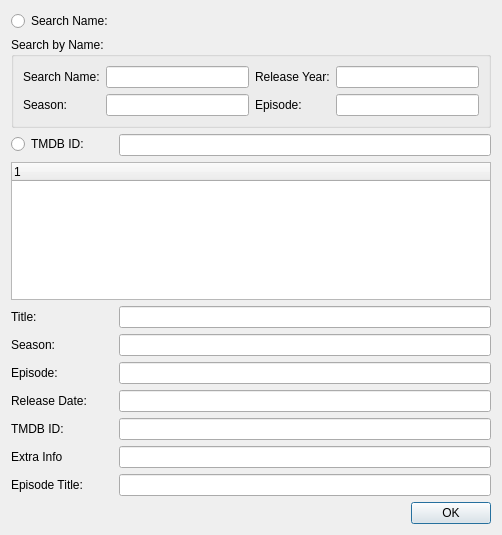
This is MainWindow/SelectTMDB.ui in towel42-com/MediaManager as Qt 5 draws it before an edit. The edited form follows.
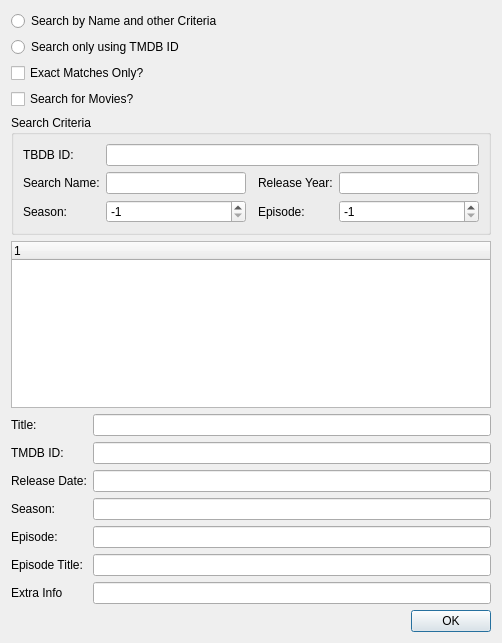
This is the edited form. Custom widgets are drawn as their Qt base class.

Commit message: Split out Searching TMDB into its own class

Patch:
```diff
--- a/MainWindow/SelectTMDB.ui
+++ b/MainWindow/SelectTMDB.ui
@@ -7,80 +7,143 @@
     <x>0</x>
     <y>0</y>
     <width>502</width>
-    <height>535</height>
+    <height>643</height>
    </rect>
   </property>
   <property name="windowTitle">
    <string>Select TMDB</string>
   </property>
-  <layout class="QFormLayout" name="formLayout">
-   <item row="0" column="0">
-    <widget class="QRadioButton" name="byName">
+  <layout class="QGridLayout" name="gridLayout_2">
+   <item row="13" column="1">
+    <widget class="QLineEdit" name="resultEpisodeTitle"/>
+   </item>
+   <item row="7" column="0">
+    <widget class="QLabel" name="label_3">
      <property name="text">
-      <string>Search Name:</string>
+      <string>TMDB ID:</string>
      </property>
     </widget>
    </item>
    <item row="1" column="0" colspan="2">
+    <widget class="QRadioButton" name="byTMDBID">
+     <property name="text">
+      <string>Search only using TMDB ID</string>
+     </property>
+    </widget>
+   </item>
+   <item row="8" column="0">
+    <widget class="QLabel" name="label">
+     <property name="text">
+      <string>Release Date:</string>
+     </property>
+    </widget>
+   </item>
+   <item row="11" column="1">
+    <widget class="QLineEdit" name="resultSeason"/>
+   </item>
+   <item row="12" column="1">
+    <widget class="QLineEdit" name="resultEpisode"/>
+   </item>
+   <item row="4" column="0" colspan="2">
     <widget class="QGroupBox" name="byNameGroupBox">
      <property name="title">
-      <string>Search by Name:</string>
+      <string>Search Criteria</string>
      </property>
      <layout class="QGridLayout" name="gridLayout">
-      <item row="0" column="1">
+      <item row="1" column="1">
        <widget class="CDelayLineEdit" name="searchName"/>
       </item>
-      <item row="0" column="0">
-       <widget class="QLabel" name="label_5">
-        <property name="text">
-         <string>Search Name:</string>
-        </property>
-       </widget>
+      <item row="1" column="4">
+       <widget class="CDelayLineEdit" name="searchReleaseYear"/>
       </item>
-      <item row="0" column="3">
-       <widget class="CDelayLineEdit" name="releaseYear"/>
-      </item>
-      <item row="0" column="2">
-       <widget class="QLabel" name="label_2">
-        <property name="text">
-         <string>Release Year:</string>
-        </property>
-       </widget>
-      </item>
-      <item row="1" column="0">
+      <item row="2" column="0">
        <widget class="QLabel" name="label_7">
         <property name="text">
          <string>Season:</string>
         </property>
        </widget>
       </item>
-      <item row="1" column="1">
-       <widget class="CDelayLineEdit" name="searchSeason"/>
+      <item row="1" column="3">
+       <widget class="QLabel" name="label_2">
+        <property name="text">
+         <string>Release Year:</string>
+        </property>
+       </widget>
       </item>
-      <item row="1" column="2">
+      <item row="0" column="0">
+       <widget class="QLabel" name="label_12">
+        <property name="text">
+         <string>TBDB ID:</string>
+        </property>
+       </widget>
+      </item>
+      <item row="2" column="3">
        <widget class="QLabel" name="label_8">
         <property name="text">
          <string>Episode:</string>
         </property>
        </widget>
       </item>
-      <item row="1" column="3">
-       <widget class="CDelayLineEdit" name="searchEpisode"/>
+      <item row="0" column="1" colspan="4">
+       <widget class="CDelayLineEdit" name="searchTMDBID"/>
+      </item>
+      <item row="1" column="0">
+       <widget class="QLabel" name="label_5">
+        <property name="text">
+         <string>Search Name:</string>
+        </property>
+       </widget>
+      </item>
+      <item row="2" column="1">
+       <widget class="CDelaySpinBox" name="searchSeason">
+        <property name="specialValueText">
+         <string>&lt;ignored&gt;</string>
+        </property>
+        <property name="minimum">
+         <number>-1</number>
+        </property>
+        <property name="maximum">
+         <number>1000</number>
+        </property>
+        <property name="value">
+         <number>-1</number>
+        </property>
+       </widget>
+      </item>
+      <item row="2" column="4">
+       <widget class="CDelaySpinBox" name="searchEpisode">
+        <property name="specialValueText">
+         <string>&lt;ignored&gt;</string>
+        </property>
+        <property name="minimum">
+         <number>-1</number>
+        </property>
+        <property name="maximum">
+         <number>1000</number>
+        </property>
+        <property name="value">
+         <number>-1</number>
+        </property>
+       </widget>
       </item>
      </layout>
     </widget>
    </item>
-   <item row="2" column="0">
-    <widget class="QRadioButton" name="byTMDBID">
+   <item row="11" column="0">
+    <widget class="QLabel" name="label_9">
      <property name="text">
-      <string>TMDB ID:</string>
+      <string>Season:</string>
      </property>
     </widget>
    </item>
-   <item row="2" column="1">
-    <widget class="CDelayLineEdit" name="tmdbid"/>
+   <item row="2" column="0" colspan="2">
+    <widget class="QCheckBox" name="exactMatchesOnly">
+     <property name="text">
+      <string>Exact Matches Only?</string>
+     </property>
+    </widget>
    </item>
-   <item row="3" column="0" colspan="2">
+   <item row="5" column="0" colspan="2">
     <widget class="QTreeWidget" name="results">
      <column>
       <property name="text">
@@ -89,77 +152,41 @@
      </column>
     </widget>
    </item>
-   <item row="4" column="0">
+   <item row="7" column="1">
+    <widget class="QLineEdit" name="resultTMDBID"/>
+   </item>
+   <item row="6" column="0">
     <widget class="QLabel" name="label_4">
      <property name="text">
       <string>Title:</string>
      </property>
     </widget>
    </item>
-   <item row="4" column="1">
-    <widget class="QLineEdit" name="resultTitle"/>
-   </item>
-   <item row="5" column="0">
-    <widget class="QLabel" name="label_9">
-     <property name="text">
-      <string>Season:</string>
-     </property>
-    </widget>
-   </item>
-   <item row="5" column="1">
-    <widget class="QLineEdit" name="resultSeason"/>
-   </item>
-   <item row="6" column="0">
-    <widget class="QLabel" name="label_10">
-     <property name="text">
-      <string>Episode:</string>
-     </property>
-    </widget>
-   </item>
-   <item row="6" column="1">
-    <widget class="QLineEdit" name="resultEpisode"/>
-   </item>
-   <item row="7" column="0">
-    <widget class="QLabel" name="label">
-     <property name="text">
-      <string>Release Date:</string>
-     </property>
-    </widget>
-   </item>
-   <item row="7" column="1">
-    <widget class="QLineEdit" name="resultReleaseDate"/>
-   </item>
-   <item row="8" column="0">
-    <widget class="QLabel" name="label_3">
-     <property name="text">
-      <string>TMDB ID:</string>
-     </property>
-    </widget>
-   </item>
    <item row="8" column="1">
-    <widget class="QLineEdit" name="resultTMDBID"/>
+    <widget class="QLineEdit" name="resultReleaseDate"/>
    </item>
-   <item row="9" column="0">
-    <widget class="QLabel" name="label_6">
+   <item row="3" column="0" colspan="2">
+    <widget class="QCheckBox" name="searchForMovies">
      <property name="text">
-      <string>Extra Info</string>
+      <string>Search for Movies?</string>
      </property>
     </widget>
    </item>
-   <item row="9" column="1">
-    <widget class="QLineEdit" name="resultExtraInfo"/>
+   <item row="0" column="0" colspan="2">
+    <widget class="QRadioButton" name="byName">
+     <property name="text">
+      <string>Search by Name and other Criteria</string>
+     </property>
+    </widget>
    </item>
-   <item row="10" column="0">
+   <item row="13" column="0">
     <widget class="QLabel" name="label_11">
      <property name="text">
       <string>Episode Title:</string>
      </property>
     </widget>
    </item>
-   <item row="10" column="1">
-    <widget class="QLineEdit" name="resultEpisodeTitle"/>
-   </item>
-   <item row="12" column="0" colspan="2">
+   <item row="15" column="0" colspan="2">
     <widget class="QDialogButtonBox" name="buttonBox">
      <property name="orientation">
       <enum>Qt::Horizontal</enum>
@@ -169,6 +196,26 @@
      </property>
     </widget>
    </item>
+   <item row="12" column="0">
+    <widget class="QLabel" name="label_10">
+     <property name="text">
+      <string>Episode:</string>
+     </property>
+    </widget>
+   </item>
+   <item row="6" column="1">
+    <widget class="QLineEdit" name="resultTitle"/>
+   </item>
+   <item row="14" column="0">
+    <widget class="QLabel" name="label_6">
+     <property name="text">
+      <string>Extra Info</string>
+     </property>
+    </widget>
+   </item>
+   <item row="14" column="1">
+    <widget class="QLineEdit" name="resultExtraInfo"/>
+   </item>
   </layout>
  </widget>
  <customwidgets>
@@ -177,6 +224,11 @@
    <extends>QLineEdit</extends>
    <header>SABUtils/DelayLineEdit.h</header>
   </customwidget>
+  <customwidget>
+   <class>CDelaySpinBox</class>
+   <extends>QSpinBox</extends>
+   <header>SABUtils/DelaySpinBox.h</header>
+  </customwidget>
  </customwidgets>
  <tabstops>
   <tabstop>byName</tabstop>
```
Left out of the diff: 12 changed lines with no effect on the pictures. The commit also changes 11 other files.
